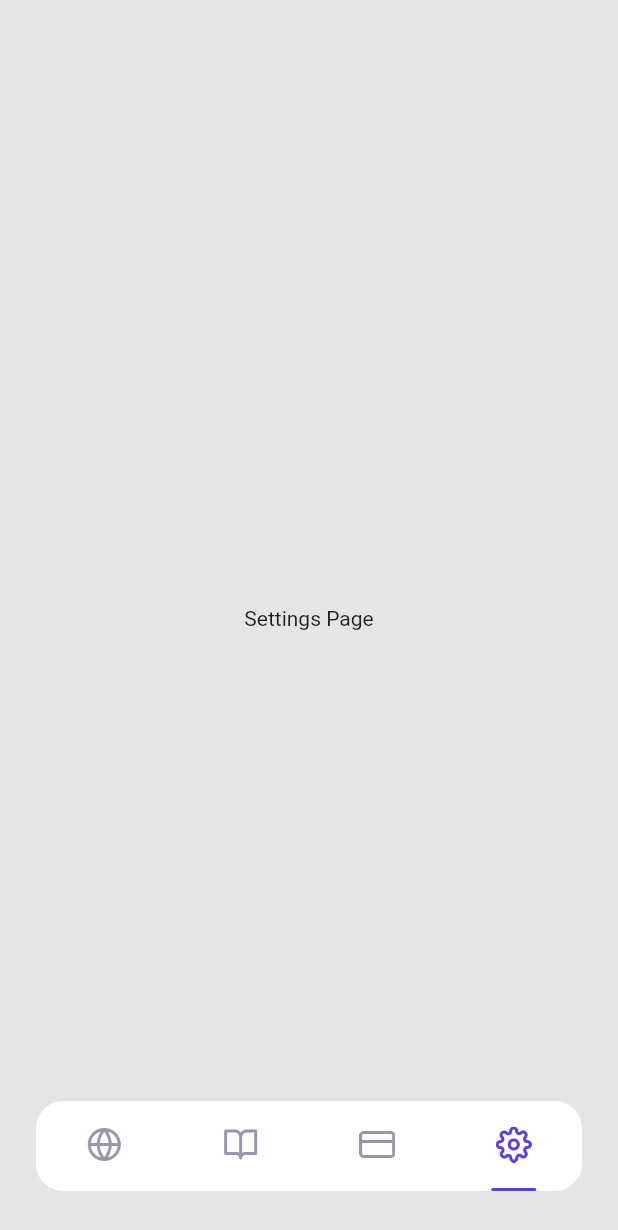
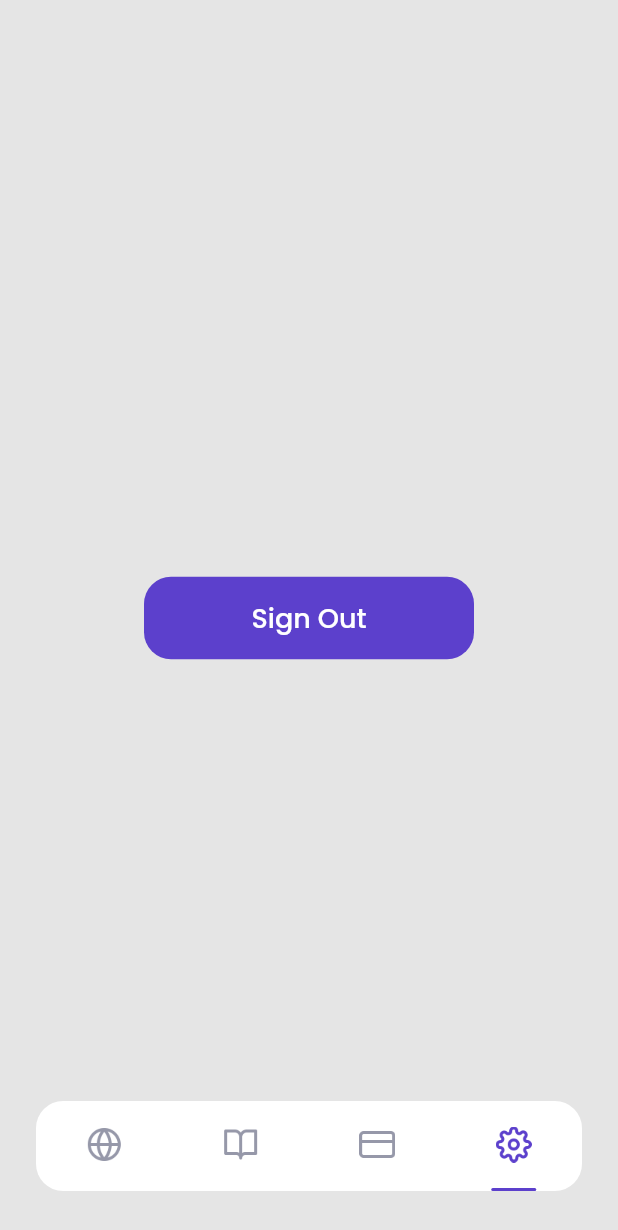
Before and after one commit to embunazzahra/travel_app, a Flutter app: the MainPage screen opened by its route, item 4 of the bottom bar chosen, on a phone screen of 412 x 824 dp. Shown: the top 1230 px of the screen. Run offline on Flutter 3.47's test engine with Material 2 defaults, Android fonts, the phone set to English and light mode, and no system bars; our stand-ins replace bloc, cloud_firestore, equatable, firebase_auth, firebase_core, flutter_bloc and 1 more; accounts and stored records are empty.

Commit message:
sign out config

```diff
--- a/lib/ui/pages/settings_page.dart
+++ b/lib/ui/pages/settings_page.dart
@@ -1,12 +1,39 @@
 import 'package:flutter/material.dart';
+import 'package:travel_app/cubit/auth_cubit.dart';
+import 'package:travel_app/shared/theme.dart';
+import 'package:travel_app/ui/widgets/custom_button.dart';
+import 'package:flutter_bloc/flutter_bloc.dart';
 
 class SettingsPage extends StatelessWidget {
   const SettingsPage({Key? key}) : super(key: key);
 
   @override
   Widget build(BuildContext context) {
-    return Center(
-      child: Text('Settings Page'),
+    return BlocConsumer<AuthCubit, AuthState>(
+      listener: (context, state) {
+        if (state is AuthFailed) {
+          ScaffoldMessenger.of(context).showSnackBar(SnackBar(
+              backgroundColor: kPinkColor, content: Text(state.error)));
+        } else if (state is AuthInitial) {
+          Navigator.pushNamedAndRemoveUntil(
+              context, '/sign-up-page', (route) => false);
+        }
+      },
+      builder: (context, state) {
+        if (state is AuthLoading) {
+          return Center(
+            child: CircularProgressIndicator(),
+          );
+        }
+        return Center(
+            child: CustomButton(
+          title: 'Sign Out',
+          onPressed: () {
+            context.read<AuthCubit>().signOut();
+          },
+          width: 220,
+        ));
+      },
     );
   }
 }
```
Also changed, not shown: lib/cubit/auth_cubit.dart (+11 -0 lines), lib/services/auth_service.dart (+8 -0 lines).
